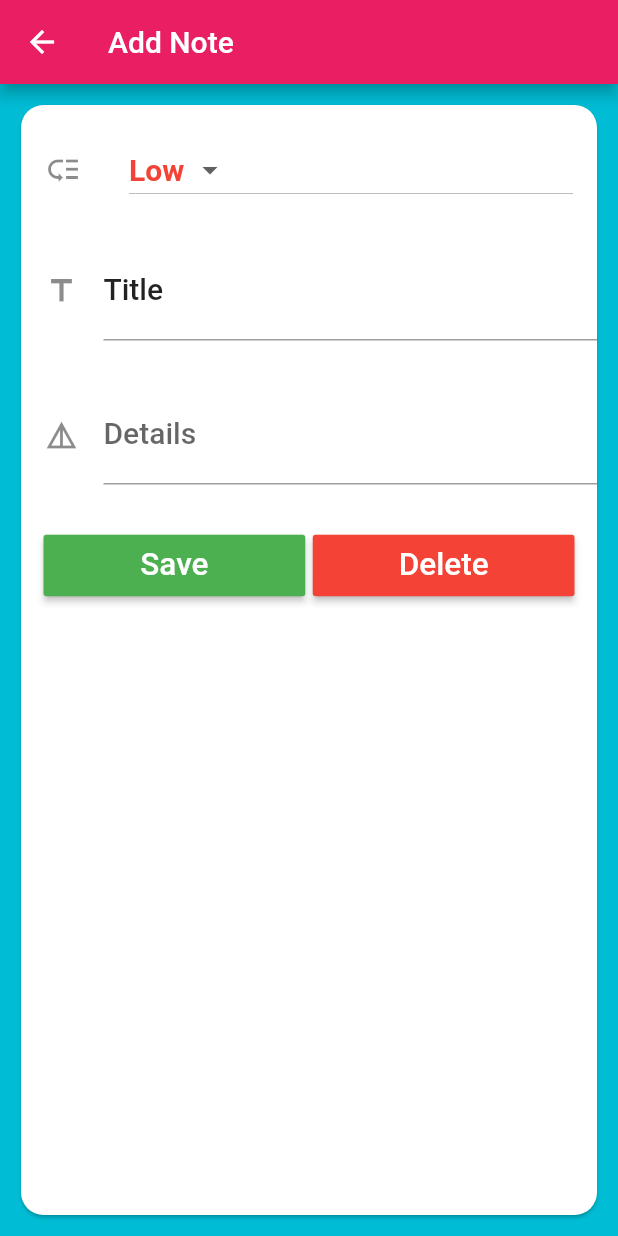
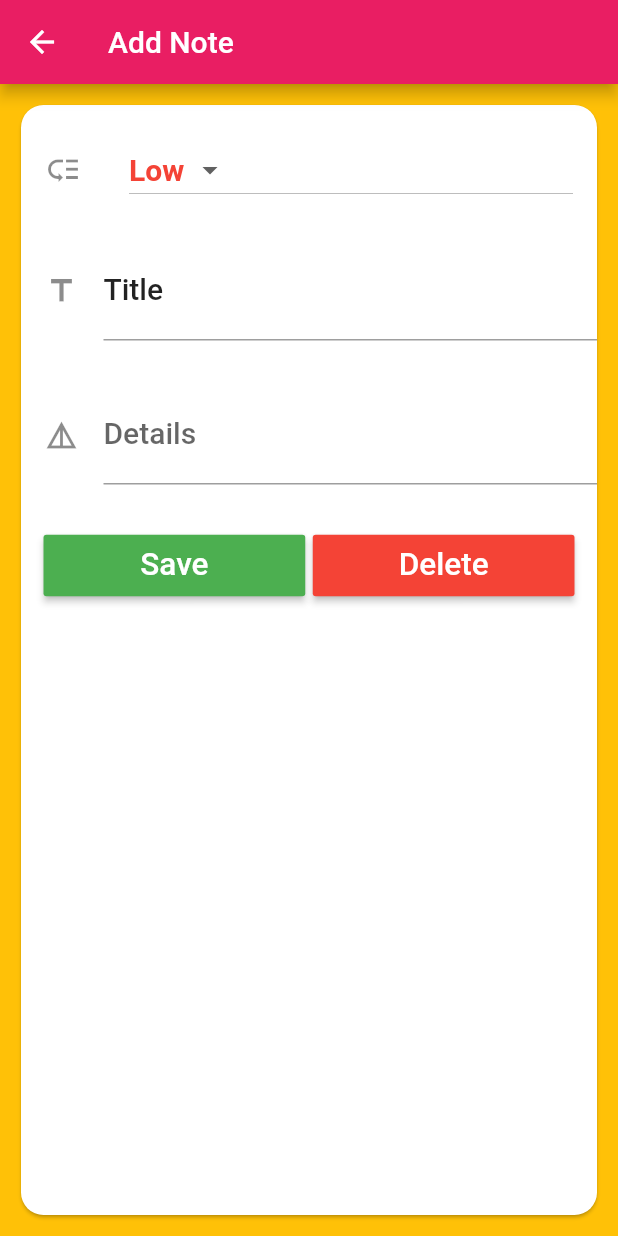
Before and after one commit to Madanraj1/flutter_Tasker, a Flutter app: the screen it shows after launch, after a tap on the "add" icon, on a phone screen of 412 x 824 dp. Run offline on Flutter 3.47's test engine with Material 2 defaults, Android fonts, the phone set to English and light mode, and no system bars; our stand-ins replace sqflite; accounts and stored records are empty.

Commit message:
Tasker version1

```diff
--- a/lib/DB/database_helper.dart
+++ b/lib/DB/database_helper.dart
@@ -1,40 +1,39 @@
+import 'dart:io';
+
+import 'package:path_provider/path_provider.dart';
 import 'package:sqflite/sqflite.dart';
-import "package:tasker/note.dart";
-import "dart:async";
-import "dart:io";
-import "package:path_provider/path_provider.dart";
+import 'package:tasker/note.dart';
 
-class DataBaseHelper {
-  static DataBaseHelper _databaseHelper; // singleton
-  static Database _database; // singleton
+class DatabaseHelper {
+  static DatabaseHelper _databaseHelper;
+  static Database _database;
 
-  String noteTable = 'note_table';
+  String noteTable = 'note_table_DB';
   String colID = 'id';
   String colTitle = 'title';
   String colDescription = 'description';
   String colPriority = 'priority';
   String colDate = 'date';
+  String colName = 'name';
 
-  DataBaseHelper._createInstance();
-
-  factory DataBaseHelper() {
+  DatabaseHelper._createInstance();
+  factory DatabaseHelper() {
     if (_databaseHelper == null) {
-      _databaseHelper = DataBaseHelper._createInstance();
+      _databaseHelper = DatabaseHelper._createInstance();
     }
     return _databaseHelper;
   }
 
-// custom getter
   Future<Database> get database async {
     if (_database == null) {
-      _database = await initializeDatabase();
+      _database = await initalizeDatabase();
     }
     return _database;
   }
 
-  Future<Database> initializeDatabase() async {
+  Future<Database> initalizeDatabase() async {
     Directory directory = await getApplicationDocumentsDirectory();
-    String path = directory.path + 'notes.db';
+    String path = directory.path + 'tasker.db';
 
     var notesDatabase =
         await openDatabase(path, version: 1, onCreate: _createDb);
@@ -43,36 +42,37 @@ class DataBaseHelper {
 
   void _createDb(Database db, int newVersion) async {
     await db.execute(
-        'CREATE TABLE  $noteTable($colID INTEGER PRIMARY KEY  AUTOINCREMENT, $colTitle TEXT, $colDescription TEXT, $colPriority INTEGER, $colDate TEXT) ');
+        'CREATE TABLE $noteTable($colID INTEGER PRIMARY KEY AUTOINCREMENT, $colTitle TEXT, $colDescription TEXT, $colDate TEXT, $colName TEXT, $colPriority INTEGER )');
   }
 
+// getting data from the Database
   Future<List<Map<String, dynamic>>> getNoteMapList() async {
     Database db = await this.database;
-
-    var result = await db.query(noteTable, orderBy: "$colPriority ASC");
+    var result = await db.query(noteTable, orderBy: '$colPriority ASC');
     return result;
   }
 
   Future<int> insertNote(Note note) async {
     Database db = await this.database;
-    var result = await db.insert(noteTable, note.toMap());
+    var result = await db.insert(noteTable, note.convertToMap());
     return result;
   }
 
   Future<int> updateNote(Note note) async {
     Database db = await this.database;
-    var result = await db.update(noteTable, note.toMap(),
-        where: '$colID = ?', whereArgs: [note.id]);
+    var result = await db.update(noteTable, note.convertToMap(),
+        where: '$colID = ?', whereArgs: [note.getId]);
     return result;
   }
 
   Future<int> deleteNote(int id) async {
     Database db = await this.database;
     var result =
-        await db.rawDelete('DELETE FROM $noteTable  where $colID = $id');
+        await db.rawDelete(' DELETE FROM $noteTable where $colID = $id');
     return result;
   }
 
+// getting the total counts of notes stored in the database
   Future<int> getCount() async {
     Database db = await this.database;
     List<Map<String, dynamic>> x =
@@ -81,9 +81,12 @@ class DataBaseHelper {
     return result;
   }
 
+// getting the list of the notes
   Future<List<Note>> getNoteList() async {
     var noteMapList = await getNoteMapList();
+
     int count = noteMapList.length;
+
     List<Note> noteList = List<Note>();
 
     for (var i = 0; i < count; i++) {
--- a/lib/main.dart
+++ b/lib/main.dart
@@ -1,17 +1,17 @@
 import 'package:flutter/material.dart';
 import 'package:tasker/screens/note_list.dart';
 
-void main() {
-  runApp(MyApp());
-}
+void main() => runApp(MyApp());
 
 class MyApp extends StatelessWidget {
   @override
   Widget build(BuildContext context) {
     return MaterialApp(
-      title: "Tasker",
+      title: 'LCO Todo',
       debugShowCheckedModeBanner: false,
-      theme: ThemeData(primaryColor: Colors.green),
+      theme: ThemeData(
+        primarySwatch: Colors.deepPurple,
+      ),
       home: NoteList(),
     );
   }
--- a/lib/note.dart
+++ b/lib/note.dart
@@ -1,60 +1,71 @@
 class Note {
-  int _id, _priority;
-  String _description, _date, _title;
+  int id, priority;
+  String title, description, date, name;
 
-  Note(this._description, this._date, this._priority, this._title);
+  Note({this.priority, this.title, this.description, this.date, this.name});
   Note.withId(
-      this._id, this._description, this._date, this._priority, this._title);
+      {this.id,
+      this.priority,
+      this.title,
+      this.description,
+      this.date,
+      this.name});
 
 // all the getters
-  int get id => _id;
-  int get priority => _priority;
-  String get description => _description;
-  String get date => _date;
-  String get title => _title;
+  int get getId => id;
+  int get getPriority => priority;
+  String get getTitle => title;
+  String get getdescription => description;
+  String get getDate => date;
+  String get getName => name;
 
-// all the setters
-  set title(String newTitle) {
-    if (newTitle.length <= 255) {
-      this._title = newTitle;
+  // all the setters
+
+  set setpriority(int newPriority) {
+    if (newPriority >= 1 && newPriority <= 2) {
+      this.priority = newPriority;
     }
   }
 
-  set description(String newdescription) {
-    if (newdescription.length <= 255) {
-      this._description = newdescription;
+  set setTitle(String newTitle) {
+    if (newTitle.length <= 50) {
+      this.title = newTitle;
     }
   }
 
-  set date(String newDate) {
-    this._date = newDate;
-  }
-
-  set priority(int newpriority) {
-    if (newpriority >= 1 && newpriority <= 2) {
-      this._priority = newpriority;
+  set setDescription(String newDescription) {
+    if (newDescription.length <= 255) {
+      this.description = newDescription;
     }
   }
 
-// used to save and retrive from DB
+  set setDate(String newDate) {
+    this.date = newDate;
+  }
 
-// convert note obj to map obj
-  Map<String, dynamic> toMap() {
+  set setName(String newName) {
+    if (newName.length <= 100) {
+      this.name = newName;
+    }
+  }
+
+  Map<String, dynamic> convertToMap() {
     var map = Map<String, dynamic>();
-    if (id != null) {
-      map['id'] = _id;
+    if (getId != null) {
+      map['id'] = id;
     }
-    map['title'] = _title;
-    map['description'] = _description;
-    map['priority'] = _priority;
-    map['date'] = _date;
+    map['title'] = title;
+    map['description'] = description;
+    map['date'] = date;
+    map['name'] = name;
     return map;
   }
 
   Note.fromMapObject(Map<String, dynamic> map) {
-    this._id = map['id'];
-    this._description = map['description'];
-    this._priority = map['priority'];
-    this._date = map['date'];
+    this.id = map['id'];
+    this.title = map['title'];
+    this.description = map['description'];
+    this.priority = map['priority'];
+    this.date = map['date'];
   }
 }
--- a/lib/screens/note_details.dart
+++ b/lib/screens/note_details.dart
@@ -1,42 +1,40 @@
+import 'package:flutter/cupertino.dart';
 import 'package:flutter/material.dart';
-import '../note.dart';
-import '../DB/database_helper.dart';
 import 'package:intl/intl.dart';
+import 'package:tasker/DB/database_helper.dart';
+import 'package:tasker/note.dart';
 
 class NoteDetail extends StatefulWidget {
-  final String appBarTitle;
-  final Note note;
-  NoteDetail(
-    this.note,
-    this.appBarTitle,
-  );
-
+  String appBarTitle;
+  Note note;
+  NoteDetail({this.note, this.appBarTitle});
   @override
-  State<StatefulWidget> createState() {
-    return _NoteDetailState(this.note, this.appBarTitle);
-  }
+  _NoteDetailState createState() =>
+      _NoteDetailState(this.appBarTitle, this.note);
 }
 
 class _NoteDetailState extends State<NoteDetail> {
   static var _priority = ['High', 'Low'];
-  DataBaseHelper helper = DataBaseHelper();
+  DatabaseHelper helper = DatabaseHelper();
   String appBarTitle;
   Note note;
-
-  _NoteDetailState(this.note, this.appBarTitle);
+  _NoteDetailState(this.appBarTitle, this.note);
   TextEditingController titleController = TextEditingController();
-  TextEditingController dscriptionController = TextEditingController();
+  TextEditingController descriptionController = TextEditingController();
+  TextEditingController nameController = TextEditingController();
 
   @override
   Widget build(BuildContext context) {
     TextStyle textStyle = Theme.of(context).textTheme.title;
-
     titleController.text = note.title;
-    dscriptionController.text = note.description;
+    descriptionController.text = note.description;
 
     return WillPopScope(
+        onWillPop: () {
+          moveToLastScreen();
+        },
         child: Scaffold(
-        backgroundColor: Colors.cyan,
+          backgroundColor: Colors.amber,
           appBar: AppBar(
             title: Text(appBarTitle),
             backgroundColor: Colors.pink,
@@ -72,15 +70,16 @@ class _NoteDetailState extends State<NoteDetail> {
                           }).toList(),
                           value: getPriorityAsString(note.priority),
                           onChanged: (valueSelectedByUser) {
-                          // setState(() {
-                          //   updatePriorityAsInt(valueSelectedByUser);
-                          // });
+                            setState(() {
+                              updatePriorityAsInt(valueSelectedByUser);
+                            });
                           }),
                     ),
                   ),
                   // Second Element
                   Padding(
-                  padding: EdgeInsets.only(top: 15.0, bottom: 15.0, left: 15.0),
+                    padding:
+                        EdgeInsets.only(top: 15.0, bottom: 15.0, left: 15.0),
                     child: TextField(
                       controller: titleController,
                       style: textStyle,
@@ -97,9 +96,10 @@ class _NoteDetailState extends State<NoteDetail> {
 
                   // Third Element
                   Padding(
-                  padding: EdgeInsets.only(top: 15.0, bottom: 15.0, left: 15.0),
+                    padding:
+                        EdgeInsets.only(top: 15.0, bottom: 15.0, left: 15.0),
                     child: TextField(
-                    controller: dscriptionController,
+                      controller: descriptionController,
                       style: textStyle,
                       onChanged: (value) {
                         updateDescription();
@@ -159,66 +159,69 @@ class _NoteDetailState extends State<NoteDetail> {
               ),
             ),
           ),
-      ),
-      onWillPop: () {
-        moveToLastScreen();
-      },
-    );
+        ));
   }
 
   void updateTitle() {
-    note.title = titleController.text;
+    note.setTitle = titleController.text;
   }
 
   void updateDescription() {
-    note.description = dscriptionController.text;
+    note.setDescription = descriptionController.text;
+  }
+
+  void updateName() {
+    note.setName = nameController.text;
+  }
+
+  void moveToLastScreen() {
+    Navigator.pop(context, true);
   }
 
   void _save() async {
     moveToLastScreen();
-    note.date = DateFormat.yMMMMd().format(DateTime.now());
+    note.setDate = DateFormat.yMMMd().format(DateTime.now());
     int result;
-    if (note.id != null) {
+    if (note.getId != null) {
       result = await helper.updateNote(note);
     } else {
       result = await helper.insertNote(note);
     }
 
     if (result != 0) {
-      _showAlertDialog("Status", "Note Saved Successfully");
+      showAlertDialog('Status', "Note Saved Successfully");
     } else {
-      _showAlertDialog("Status", "Problem Saving Note");
+      showAlertDialog("Status", "Problem Saving Note");
     }
   }
 
   void _delete() async {
     moveToLastScreen();
     if (note.id == null) {
-      _showAlertDialog("Status", "First Add a Note");
+      showAlertDialog("Statis", "Firs Add aNote");
       return;
     }
-
-    int result = await helper.deleteNote(note.id);
+    int result = await helper.deleteNote(note.getId);
     if (result != 0) {
-      _showAlertDialog("Status", "Note Deleted Successfully");
+      showAlertDialog('Status', "Note Deleted Successfully");
     } else {
-      _showAlertDialog("Status", "Error");
+      showAlertDialog("Status", "ERROR!!!!!!!!");
     }
   }
 
-  // convert to int to save into dataabse
+  // convert to int to save into database
   void updatePriorityAsInt(String value) {
     switch (value) {
       case 'High':
-        note.priority = 1;
+        note.setpriority = 1;
         break;
       case 'Low':
-        note.priority = 2;
+        note.setpriority = 2;
         break;
     }
   }
 
-// convert int to String to int to show user
+  // covert int to string to show user
   String getPriorityAsString(int value) {
     String priority;
     switch (value) {
@@ -228,15 +231,12 @@ class _NoteDetailState extends State<NoteDetail> {
       case 2:
         priority = _priority[1];
         break;
+      default:
     }
     return priority;
   }
 
-  void moveToLastScreen() {
-    Navigator.pop(context, true);
-  }
-
-  void _showAlertDialog(String title, String message) {
+  void showAlertDialog(String title, String message) {
     AlertDialog alertDialog = AlertDialog(
       title: Text(title),
       content: Text(message),
--- a/lib/screens/note_list.dart
+++ b/lib/screens/note_list.dart
@@ -1,9 +1,8 @@
 import 'package:flutter/material.dart';
-import 'dart:async';
-import '../DB/database_helper.dart';
-import '../note.dart';
-import 'note_details.dart';
 import 'package:sqflite/sqflite.dart';
+import 'package:tasker/DB/database_helper.dart';
+import 'package:tasker/note.dart';
+import 'package:tasker/screens/note_details.dart';
 
 class NoteList extends StatefulWidget {
   @override
@@ -11,7 +10,7 @@ class NoteList extends StatefulWidget {
 }
 
 class _NoteListState extends State<NoteList> {
-  DataBaseHelper databaseHelper = DataBaseHelper();
+  DatabaseHelper databaseHelper = DatabaseHelper();
   List<Note> noteList;
   int count = 0;
 
@@ -24,15 +23,28 @@ class _NoteListState extends State<NoteList> {
 
     return Scaffold(
       appBar: AppBar(
-        title: Text('Tasker'),
-        backgroundColor: Colors.greenAccent,
+        title: Text(
+          "Tasker",
+          style: TextStyle(color: Colors.white),
+        ),
+        backgroundColor: Colors.grey[800],
       ),
       body: getNoteListView(),
       floatingActionButton: FloatingActionButton(
-          backgroundColor: Colors.yellowAccent,
-          child: Icon(Icons.add),
+          backgroundColor: Colors.black,
+          child: Icon(
+            Icons.add,
+            color: Colors.white,
+          ),
           onPressed: () {
-            navigateToDetail(Note("", "", 2, ""), 'Add Note');
+            navigateToDetail(
+                Note(
+                    priority: 2,
+                    title: "",
+                    description: "",
+                    date: "",
+                    name: ""),
+                'Add Note');
           }),
     );
   }
@@ -45,15 +57,14 @@ class _NoteListState extends State<NoteList> {
             shape: RoundedRectangleBorder(
               borderRadius: BorderRadius.circular(10.0),
             ),
-            color: Colors.deepOrange,
-            elevation: 5.0,
+            elevation: 4.0,
+            color: Colors.blue[300],
             child: ListTile(
               leading: CircleAvatar(
                 backgroundImage:
                     NetworkImage("https://learncodeonline.in/mascot.png"),
               ),
               title: Text(
-                // this.noteList[index].title,
                 this.noteList[index].title,
                 style: TextStyle(
                     color: Colors.white,
@@ -62,9 +73,7 @@ class _NoteListState extends State<NoteList> {
               ),
               subtitle: Text(
                 this.noteList[index].date,
-                style: TextStyle(
-                  color: Colors.white,
-                ),
+                style: TextStyle(color: Colors.white),
               ),
               trailing: GestureDetector(
                 child: Icon(
@@ -72,7 +81,7 @@ class _NoteListState extends State<NoteList> {
                   color: Colors.white,
                 ),
                 onTap: () {
-                  navigateToDetail(this.noteList[index], "EditTodo");
+                  navigateToDetail(this.noteList[index], 'Edit Todo');
                 },
               ),
             ),
@@ -83,7 +92,10 @@ class _NoteListState extends State<NoteList> {
   void navigateToDetail(Note note, String title) async {
     bool result =
         await Navigator.push(context, MaterialPageRoute(builder: (context) {
-      return NoteDetail(note, title);
+      return NoteDetail(
+        note: note,
+        appBarTitle: title,
+      );
     }));
 
     if (result == true) {
@@ -92,7 +104,7 @@ class _NoteListState extends State<NoteList> {
   }
 
   void updateListView() {
-    final Future<Database> dbFuture = databaseHelper.initializeDatabase();
+    final Future<Database> dbFuture = databaseHelper.initalizeDatabase();
     dbFuture.then((database) {
       Future<List<Note>> noteListFuture = databaseHelper.getNoteList();
       noteListFuture.then((noteList) {
```
Also changed, not shown: 1 other file. Lines whose indentation alone changed are shown as unchanged.
